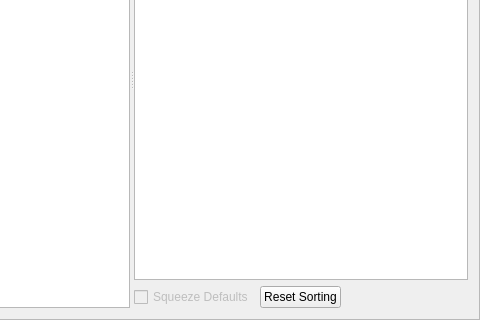
Qt form src/gdxviewer/gdxviewer.ui (GAMS-dev/studio) before a commit; both pictures show x 216 to 696 and y 162 to 482 of the 696 by 482 pixel window.
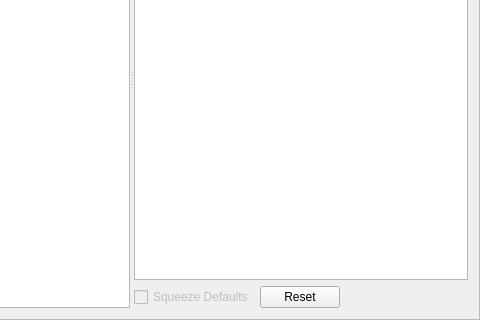
The same form after that commit.

Commit message: reset sort and filter button

```diff
--- a/src/gdxviewer/gdxviewer.ui
+++ b/src/gdxviewer/gdxviewer.ui
@@ -51,7 +51,7 @@
        <number>22</number>
       </attribute>
      </widget>
-     <widget class="QWidget" name="">
+     <widget class="QWidget" name="layoutWidget">
       <layout class="QVBoxLayout" name="verticalLayout">
        <item>
         <widget class="QTableView" name="tableView">
@@ -90,7 +90,7 @@
          <item>
           <widget class="QPushButton" name="pbResetSorting">
            <property name="text">
-            <string>Reset Sorting</string>
+            <string>Reset</string>
            </property>
           </widget>
          </item>
```
Left out of the diff: 2 changed lines with no effect on the pictures. The commit also changes 4 other files.
